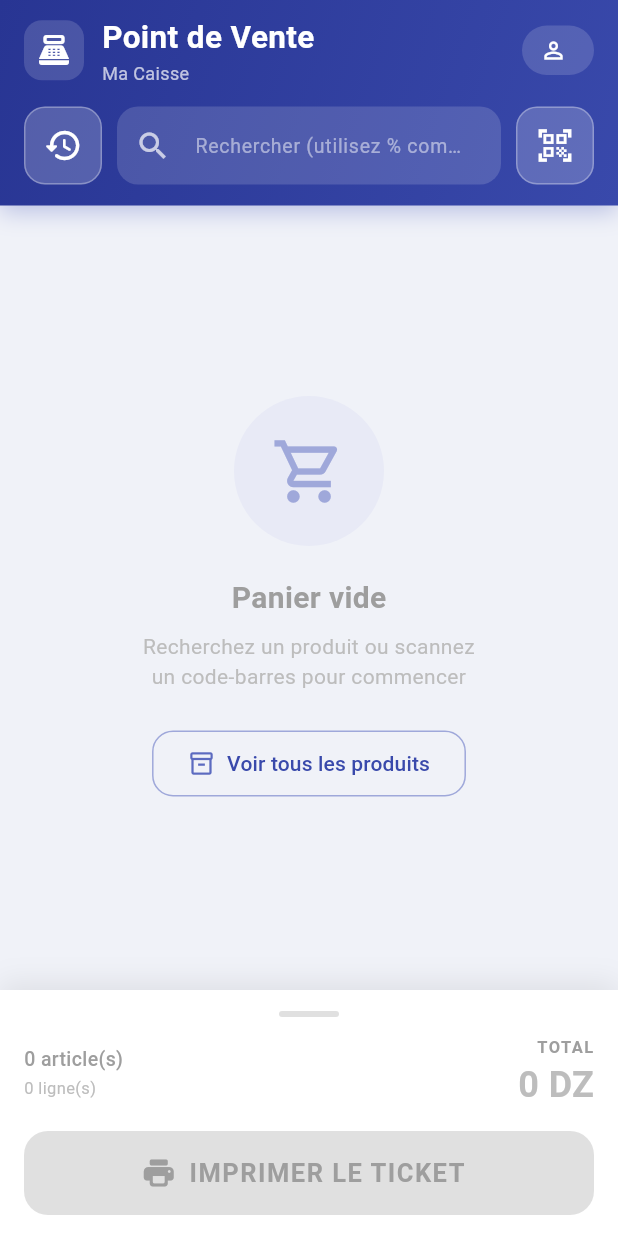
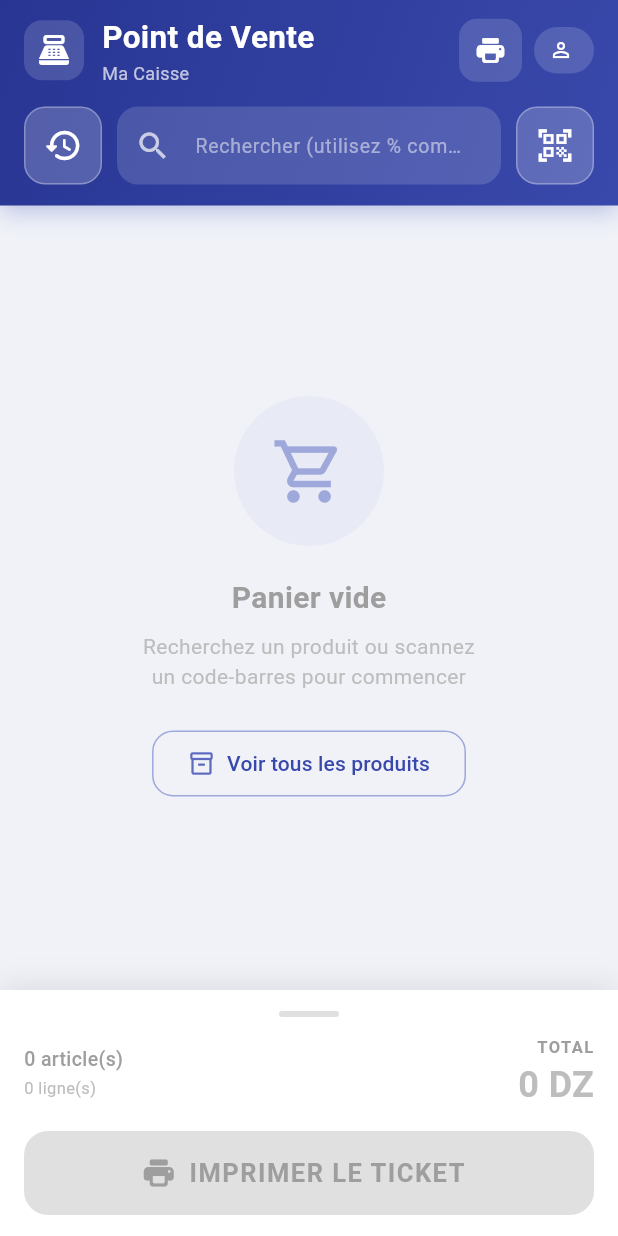
Before and after one commit to aissaboukr-hub/caisse, a Flutter app: the SalesScreen screen opened directly with empty values, on a phone screen of 412 x 824 dp. Run offline on Flutter 3.47's test engine with Material 3 defaults, Android fonts, the phone set to English and light mode, and no system bars; our stand-ins replace csv, file_picker, shared_preferences; missing offline and left inert: esc_pos_utils, excel, mobile_scanner, print_bluetooth_thermal; accounts and stored records are empty.

Commit message:
Mise à jour du projet

```diff
--- a/lib/screens/sales/sales_screen.dart
+++ b/lib/screens/sales/sales_screen.dart
@@ -6,6 +6,7 @@ import '../../services/cart_service.dart';
 import '../../services/sale_service.dart';
 import '../../services/printer_service.dart';
 import '../history/sales_history_screen.dart';
+import '../settings/printer_settings_screen.dart';
 import 'barcode_scanner_screen.dart';
 
 class SalesScreen extends StatefulWidget {
@@ -71,7 +72,7 @@ class _SalesScreenState extends State<SalesScreen> {
   }
 
   // =============================================
-  //        HISTORIQUE DES VENTES (CAISSIER)
+  //        HISTORIQUE DES VENTES
   // =============================================
 
   void _openSalesHistory() {
@@ -81,6 +82,19 @@ class _SalesScreenState extends State<SalesScreen> {
         builder: (_) => const SalesHistoryScreen(
           userRole: 'caissier',
         ),
+      ),
+    );
+  }
+
+  // =============================================
+  //        PARAMÈTRES IMPRIMANTE
+  // =============================================
+
+  void _openPrinterSettings() {
+    Navigator.push(
+      context,
+      MaterialPageRoute(
+        builder: (_) => const PrinterSettingsScreen(),
       ),
     );
   }
@@ -380,7 +394,6 @@ class _SalesScreenState extends State<SalesScreen> {
 
   // =============================================
   //       IMPRIMER / FINALISER LA VENTE
-  //  ⚠️ NOM COMPLET SUR 2 LIGNES
   // =============================================
 
   void _showPrintDialog() {
@@ -552,7 +565,7 @@ class _SalesScreenState extends State<SalesScreen> {
                                   crossAxisAlignment:
                                       CrossAxisAlignment.start,
                                   children: [
-                                    // LIGNE 1 : NUMÉRO + QUANTITÉ + NOM
+                                    // LIGNE 1
                                     Row(
                                       crossAxisAlignment:
                                           CrossAxisAlignment.start,
@@ -610,7 +623,7 @@ class _SalesScreenState extends State<SalesScreen> {
 
                                     const SizedBox(height: 4),
 
-                                    // LIGNE 2 : P.U. + MONTANT
+                                    // LIGNE 2
                                     Padding(
                                       padding:
                                           const EdgeInsets.only(
@@ -987,7 +1000,7 @@ class _SalesScreenState extends State<SalesScreen> {
   }
 
   // =============================================
-  //     TRAITEMENT DE LA VENTE + IMPRESSION
+  //     TRAITEMENT VENTE + IMPRESSION
   // =============================================
 
   Future<void> _processSale(double amountPaid) async {
@@ -1071,7 +1084,7 @@ class _SalesScreenState extends State<SalesScreen> {
               ),
               const SizedBox(height: 12),
 
-              // ═══ STATUT IMPRESSION ═══
+              // Statut impression
               Container(
                 padding: const EdgeInsets.all(12),
                 decoration: BoxDecoration(
@@ -1265,7 +1278,7 @@ class _SalesScreenState extends State<SalesScreen> {
       ),
       child: Column(
         children: [
-          // ---- LIGNE 1 : Titre + Caissier ----
+          // ---- LIGNE 1 : Titre + Imprimante + Caissier ----
           Row(
             children: [
               Container(
@@ -1301,9 +1314,30 @@ class _SalesScreenState extends State<SalesScreen> {
                   ],
                 ),
               ),
+
+              // 🖨️ BOUTON IMPRIMANTE
+              GestureDetector(
+                onTap: _openPrinterSettings,
+                child: Container(
+                  width: 42,
+                  height: 42,
+                  decoration: BoxDecoration(
+                    color: Colors.white.withOpacity(0.15),
+                    borderRadius: BorderRadius.circular(12),
+                  ),
+                  child: const Icon(
+                    Icons.print_rounded,
+                    color: Colors.white,
+                    size: 22,
+                  ),
+                ),
+              ),
+              const SizedBox(width: 8),
+
+              // Badge caissier
               Container(
                 padding: const EdgeInsets.symmetric(
-                    horizontal: 12, vertical: 7),
+                    horizontal: 10, vertical: 7),
                 decoration: BoxDecoration(
                   color: Colors.white.withOpacity(0.15),
                   borderRadius: BorderRadius.circular(20),
@@ -1311,13 +1345,13 @@ class _SalesScreenState extends State<SalesScreen> {
                 child: Row(
                   children: [
                     const Icon(Icons.person_outline,
-                        color: Colors.white, size: 18),
-                    const SizedBox(width: 6),
+                        color: Colors.white, size: 16),
+                    const SizedBox(width: 4),
                     Text(
                       widget.cashierName,
                       style: const TextStyle(
                           color: Colors.white,
-                          fontSize: 13,
+                          fontSize: 12,
                           fontWeight: FontWeight.w500),
                     ),
                   ],
@@ -1893,7 +1927,7 @@ class _SalesScreenState extends State<SalesScreen> {
   }
 
   // =============================================
-  //     CARTE ARTICLE PANIER (NOM COMPLET)
+  //     CARTE ARTICLE PANIER
   // =============================================
 
   Widget _buildCartItemCard(dynamic item, int index) {
```
